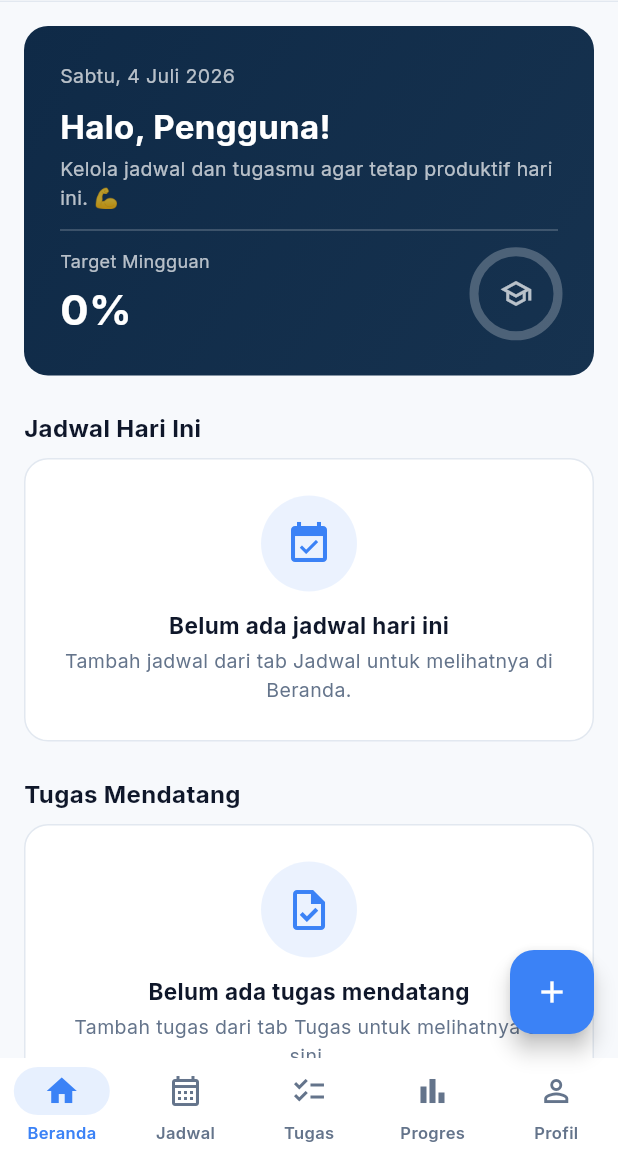
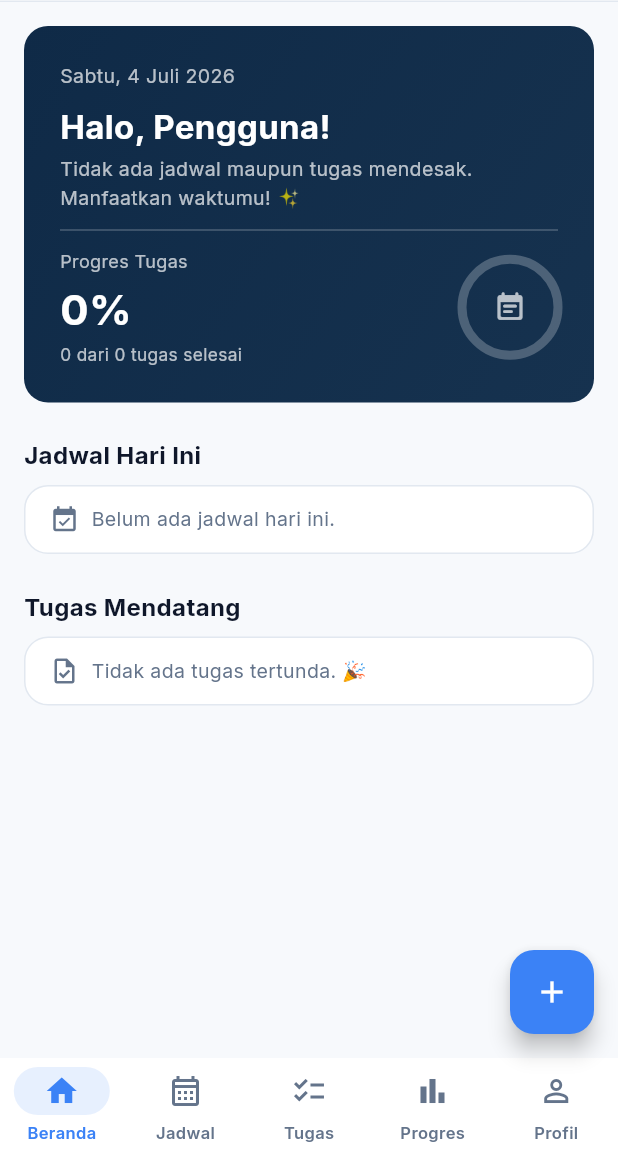
Before and after one commit to AlfinRy/StudyFlow, a Flutter app: the MainShell screen opened directly, on a phone screen of 412 x 824 dp, the part 82-1236 px from its top. Run offline on Flutter 3.47's test engine with Material 3 defaults, Android fonts, the phone set to English and light mode, and no system bars; our stand-ins replace firebase_auth, firebase_core, flutter_local_notifications, flutter_riverpod, flutter_timezone, google_fonts and 3 more; accounts and stored records are empty.

Commit message:
feat: add home dashboard and tab state management
- create activeTabProvider to share main shell tab state across parent and child screens
- refactor MainShell from StatefulWidget to ConsumerWidget using Riverpod
- implement complete HomeScreen with progress stats, today's schedules and upcoming task previews
- add "see all" buttons to navigate to respective tabs from home screen
- update PROGRESS.md to mark Beranda feature as completed

```diff
--- a/lib/features/home/presentation/home_screen.dart
+++ b/lib/features/home/presentation/home_screen.dart
@@ -4,33 +4,152 @@ import 'package:flutter_riverpod/flutter_riverpod.dart';
 import '../../../core/constants/app_colors.dart';
 import '../../../core/constants/app_spacing.dart';
 import '../../../core/utils/date_labels.dart';
-import '../../auth/auth_providers.dart';
-import '../../../shared_widgets/empty_state.dart';
 import '../../../shared_widgets/navy_hero_card.dart';
 import '../../../shared_widgets/section_header.dart';
+import '../../auth/auth_providers.dart';
+import '../../schedule/presentation/widgets/schedule_card.dart';
+import '../../schedule/schedule_providers.dart';
+import '../../tasks/presentation/widgets/task_card.dart';
+import '../../tasks/task_providers.dart';
+import '../../shell/shell_providers.dart';
 
+/// Beranda / Dashboard (PRD §5.5 dashboard, UI_DESIGN.md §4). Mengagregasi:
+/// sapaan + progres tugas, jadwal hari ini, dan tugas mendatang — semua dari
+/// data lokal (Hive) yang reaktif.
 class HomeScreen extends ConsumerWidget {
   const HomeScreen({super.key});
+
+  /// Maks item yang ditampilkan per section di dashboard.
+  static const _previewCount = 3;
+
+  void _goToTab(WidgetRef ref, int tab) =>
+      ref.read(activeTabProvider.notifier).state = tab;
 
   @override
   Widget build(BuildContext context, WidgetRef ref) {
     final user = ref.watch(currentUserProvider);
-    final name =
-        (user?.name.isNotEmpty ?? false) ? user!.name : 'Pengguna';
+    final name = (user?.name.isNotEmpty ?? false) ? user!.name : 'Pengguna';
 
     final now = DateTime.now();
     final dateLabel =
         '${idnWeekday(now.weekday)}, ${now.day} ${idnMonth(now.month)} ${now.year}';
 
+    final todaySchedules = ref.watch(schedulesForTodayProvider);
+    final incomplete = ref.watch(incompleteTasksProvider);
+    final allTasks = ref.watch(taskListProvider);
+
+    final total = allTasks.length;
+    final done = total - incomplete.length;
+    final percent = total == 0 ? 0.0 : done / total;
+
+    final upcoming = incomplete.take(_previewCount).toList();
+
     return ListView(
       padding: const EdgeInsets.fromLTRB(
-        AppSpacing.lg,
-        AppSpacing.lg,
-        AppSpacing.lg,
-        96,
+          AppSpacing.lg, AppSpacing.lg, AppSpacing.lg, 96),
+      children: [
+        _HeroCard(
+          dateLabel: dateLabel,
+          name: name,
+          scheduleCount: todaySchedules.length,
+          taskCount: incomplete.length,
+          percent: percent,
+          done: done,
+          total: total,
         ),
+        const SizedBox(height: AppSpacing.xl),
+
+        // Jadwal hari ini
+        SectionHeader(
+          title: 'Jadwal Hari Ini',
+          onSeeAll: todaySchedules.isNotEmpty
+              ? () => _goToTab(ref, 1)
+              : null,
+        ),
+        const SizedBox(height: AppSpacing.sm),
+        if (todaySchedules.isEmpty)
+          const _SectionHint(
+              icon: Icons.event_available,
+              text: 'Belum ada jadwal hari ini.')
+        else
+          Column(
             children: [
-        NavyHeroCard(
+              for (final s in todaySchedules.take(_previewCount))
+                Padding(
+                  padding: const EdgeInsets.only(bottom: AppSpacing.sm),
+                  child: ScheduleCard(
+                    schedule: s,
+                    onTap: () => _goToTab(ref, 1),
+                  ),
+                ),
+            ],
+          ),
+        const SizedBox(height: AppSpacing.xl),
+
+        // Tugas mendatang
+        SectionHeader(
+          title: 'Tugas Mendatang',
+          onSeeAll: incomplete.isNotEmpty ? () => _goToTab(ref, 2) : null,
+        ),
+        const SizedBox(height: AppSpacing.sm),
+        if (upcoming.isEmpty)
+          const _SectionHint(
+              icon: Icons.task_outlined, text: 'Tidak ada tugas tertunda. 🎉')
+        else
+          Column(
+            children: [
+              for (final t in upcoming)
+                Padding(
+                  padding: const EdgeInsets.only(bottom: AppSpacing.sm),
+                  child: TaskCard(
+                    task: t,
+                    onToggle: () =>
+                        ref.read(taskListProvider.notifier).toggleDone(t),
+                    onEdit: () => _goToTab(ref, 2),
+                  ),
+                ),
+            ],
+          ),
+      ],
+    );
+  }
+}
+
+/// Hero card navy: tanggal, sapaan, motivasi dinamis, ringkasan progres tugas
+/// dengan mini donut (UI_DESIGN.md §4).
+class _HeroCard extends StatelessWidget {
+  const _HeroCard({
+    required this.dateLabel,
+    required this.name,
+    required this.scheduleCount,
+    required this.taskCount,
+    required this.percent,
+    required this.done,
+    required this.total,
+  });
+
+  final String dateLabel;
+  final String name;
+  final int scheduleCount;
+  final int taskCount;
+  final double percent;
+  final int done;
+  final int total;
+
+  String get _motivasi {
+    if (scheduleCount == 0 && taskCount == 0) {
+      return 'Tidak ada jadwal maupun tugas mendesak. Manfaatkan waktumu! ✨';
+    }
+    if (scheduleCount > 0) {
+      return 'Kamu punya $scheduleCount jadwal'
+          '${taskCount > 0 ? ' dan $taskCount tugas' : ''} hari ini.';
+    }
+    return 'Kamu punya $taskCount tugas yang perlu dikerjakan.';
+  }
+
+  @override
+  Widget build(BuildContext context) {
+    return NavyHeroCard(
       child: Column(
         crossAxisAlignment: CrossAxisAlignment.start,
         children: [
@@ -48,9 +167,9 @@ class HomeScreen extends ConsumerWidget {
             ),
           ),
           const SizedBox(height: AppSpacing.xs),
-              const Text(
-                'Kelola jadwal dan tugasmu agar tetap produktif hari ini. 💪',
-                style: TextStyle(color: Colors.white70, fontSize: 13),
+          Text(
+            _motivasi,
+            style: const TextStyle(color: Colors.white70, fontSize: 13),
           ),
           const Divider(height: AppSpacing.xl, color: Colors.white24),
           Row(
@@ -58,39 +177,54 @@ class HomeScreen extends ConsumerWidget {
               Expanded(
                 child: Column(
                   crossAxisAlignment: CrossAxisAlignment.start,
-                      children: const [
-                        Text(
-                          'Target Mingguan',
+                  children: [
+                    const Text(
+                      'Progres Tugas',
                       style: TextStyle(color: Colors.white70, fontSize: 12),
                     ),
-                        SizedBox(height: 4),
+                    const SizedBox(height: 4),
                     Text(
-                          '0%',
-                          style: TextStyle(
+                      '${(percent * 100).round()}%',
+                      style: const TextStyle(
                         color: Colors.white,
                         fontSize: 28,
                         fontWeight: FontWeight.w700,
                       ),
                     ),
+                    const SizedBox(height: 2),
+                    Text(
+                      '$done dari $total tugas selesai',
+                      style: const TextStyle(
+                          color: Colors.white70, fontSize: 11.5),
+                    ),
                   ],
                 ),
               ),
               SizedBox(
-                    height: 56,
-                    width: 56,
+                height: 64,
+                width: 64,
                 child: Stack(
                   fit: StackFit.expand,
-                      children: const [
+                  children: [
                     CircularProgressIndicator(
-                          value: 0,
+                      value: total == 0 ? 0 : percent,
                       strokeWidth: 6,
                       backgroundColor: Colors.white24,
                       valueColor:
-                              AlwaysStoppedAnimation<Color>(AppColors.accent),
+                          const AlwaysStoppedAnimation<Color>(AppColors.accent),
                     ),
                     Center(
-                          child: Icon(Icons.school_outlined,
-                              color: Colors.white70, size: 22),
+                      child: total == 0
+                          ? const Icon(Icons.event_note_rounded,
+                              color: Colors.white70, size: 22)
+                          : Text(
+                              '${(percent * 100).round()}',
+                              style: const TextStyle(
+                                color: Colors.white,
+                                fontWeight: FontWeight.w700,
+                                fontSize: 14,
+                              ),
+                            ),
                     ),
                   ],
                 ),
@@ -99,24 +233,40 @@ class HomeScreen extends ConsumerWidget {
           ),
         ],
       ),
-        ),
-        const SizedBox(height: AppSpacing.xl),
-        const SectionHeader(title: 'Jadwal Hari Ini'),
-        const SizedBox(height: AppSpacing.sm),
-        const EmptyState(
-          icon: Icons.event_available,
-          title: 'Belum ada jadwal hari ini',
-          subtitle: 'Tambah jadwal dari tab Jadwal untuk melihatnya di Beranda.',
-        ),
-        const SizedBox(height: AppSpacing.xl),
-        const SectionHeader(title: 'Tugas Mendatang'),
-        const SizedBox(height: AppSpacing.sm),
-        const EmptyState(
-          icon: Icons.task_outlined,
-          title: 'Belum ada tugas mendatang',
-          subtitle: 'Tambah tugas dari tab Tugas untuk melihatnya di sini.',
-        ),
-      ],
     );
   }
 }
+
+/// Petunjuk kosong ringkas untuk section dashboard (lebih kompak dari
+/// EmptyState agar dua section tidak terlalu berat).
+class _SectionHint extends StatelessWidget {
+  const _SectionHint({required this.icon, required this.text});
+  final IconData icon;
+  final String text;
+
+  @override
+  Widget build(BuildContext context) {
+    return Container(
+      padding: const EdgeInsets.symmetric(
+          horizontal: AppSpacing.lg, vertical: AppSpacing.md),
+      decoration: BoxDecoration(
+        color: AppColors.surface,
+        borderRadius: BorderRadius.circular(AppSpacing.cardRadius),
+        border: Border.all(color: AppColors.surfaceBorder),
+      ),
+      child: Row(
+        children: [
+          Icon(icon, size: 20, color: AppColors.textSecondary),
+          const SizedBox(width: AppSpacing.sm),
+          Expanded(
+            child: Text(
+              text,
+              style: const TextStyle(
+                  color: AppColors.textSecondary, fontSize: 13),
+            ),
+          ),
+        ],
+      ),
+    );
+  }
+}
--- a/lib/features/shell/presentation/main_shell.dart
+++ b/lib/features/shell/presentation/main_shell.dart
@@ -1,26 +1,24 @@
 import 'package:flutter/material.dart';
+import 'package:flutter_riverpod/flutter_riverpod.dart';
 
 import '../../../core/constants/app_colors.dart';
 import '../../../shared_widgets/study_flow_top_bar.dart';
 import '../../home/presentation/home_screen.dart';
-import '../../schedule/presentation/schedule_form_screen.dart';
-import '../../tasks/presentation/task_form_screen.dart';
 import '../../profile/presentation/profile_screen.dart';
 import '../../progress/presentation/progress_screen.dart';
+import '../../schedule/presentation/schedule_form_screen.dart';
 import '../../schedule/presentation/schedule_screen.dart';
+import '../../tasks/presentation/task_form_screen.dart';
 import '../../tasks/presentation/tasks_screen.dart';
+import '../shell_providers.dart';
 
 /// Root shell with a persistent bottom navigation bar (5 tabs) and an
 /// IndexedStack so each tab preserves its state (UI_DESIGN.md 1.3).
-class MainShell extends StatefulWidget {
+///
+/// Tab aktif disimpan di [activeTabProvider] agar layar anak (mis. Beranda)
+/// bisa memindahkan tab, mis. lewat tombol "Lihat semua".
+class MainShell extends ConsumerWidget {
   const MainShell({super.key});
-
-  @override
-  State<MainShell> createState() => _MainShellState();
-}
-
-class _MainShellState extends State<MainShell> {
-  int _index = 0;
 
   static const _screens = <Widget>[
     HomeScreen(),
@@ -30,14 +28,14 @@ class _MainShellState extends State<MainShell> {
     ProfileScreen(),
   ];
 
-  // FAB appears on Beranda, Jadwal, and Tugas (UI_DESIGN.md 1.3).
-  bool get _showFab => _index == 0 || _index == 1 || _index == 2;
-
-  /// FAB context-aware per tab aktif (UI_DESIGN.md §1.3: FAB di Beranda,
-  /// Jadwal, dan Tugas). Saat ini Jadwal sudah terhubung ke form; Beranda &
-  /// Tugas menyusul di fase masing-masing.
-  void _onFabPressed() {
-    switch (_index) {
+  void _onFabPressed(BuildContext context, WidgetRef ref) {
+    final index = ref.read(activeTabProvider);
+    switch (index) {
+      case 0: // Beranda → quick-add tugas (aksi paling umum)
+        Navigator.of(context).push(
+          MaterialPageRoute(builder: (_) => const TaskFormScreen()),
+        );
+        break;
       case 1: // Jadwal
         Navigator.of(context).push(
           MaterialPageRoute(builder: (_) => const ScheduleFormScreen()),
@@ -59,22 +57,27 @@ class _MainShellState extends State<MainShell> {
   }
 
   @override
-  Widget build(BuildContext context) {
+  Widget build(BuildContext context, WidgetRef ref) {
+    final index = ref.watch(activeTabProvider);
+    // FAB appears on Beranda, Jadwal, and Tugas (UI_DESIGN.md 1.3).
+    final showFab = index == 0 || index == 1 || index == 2;
+
     return Scaffold(
       backgroundColor: AppColors.background,
       appBar: const StudyFlowTopBar(),
-      body: IndexedStack(index: _index, children: _screens),
-      floatingActionButton: _showFab
+      body: IndexedStack(index: index, children: _screens),
+      floatingActionButton: showFab
           ? FloatingActionButton(
-              onPressed: _onFabPressed,
+              onPressed: () => _onFabPressed(context, ref),
               backgroundColor: AppColors.accent,
               foregroundColor: Colors.white,
               child: const Icon(Icons.add),
             )
           : null,
       bottomNavigationBar: NavigationBar(
-        selectedIndex: _index,
-        onDestinationSelected: (i) => setState(() => _index = i),
+        selectedIndex: index,
+        onDestinationSelected: (i) =>
+            ref.read(activeTabProvider.notifier).state = i,
         destinations: const [
           NavigationDestination(
             icon: Icon(Icons.home_outlined),
--- /dev/null
+++ b/lib/features/shell/shell_providers.dart
@@ -0,0 +1,6 @@
+import 'package:flutter_riverpod/flutter_riverpod.dart';
+
+/// Index tab yang aktif di MainShell (0=Beranda, 1=Jadwal, 2=Tugas, 3=Progres,
+/// 4=Profil). Dipakai agar layar anak (mis. Beranda) bisa memindahkan tab,
+/// mis. lewat tombol "Lihat semua".
+final activeTabProvider = StateProvider<int>((ref) => 0);
```
Also changed, not shown: 1 other file. Lines whose indentation alone changed are shown as unchanged.
